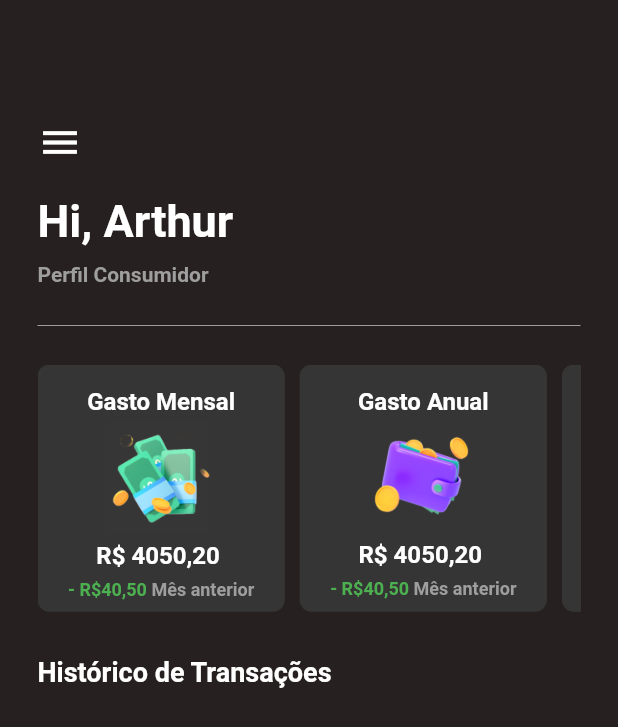
After one commit to JonhMatheus/app-finance, a Flutter app: the screen it shows after launch, after a tap on "Acessar", on a phone screen of 412 x 824 dp. The commit adds this screen. Shown: the top 727 px of the screen. Run offline on Flutter 3.47's test engine with Material 2 defaults, Android fonts, the phone set to English and light mode, and no system bars; our stand-ins replace flutter_modular, webview_flutter.

Commit message:
cria header e gastos

```diff
--- a/lib/modules/autenticacao/autenticao_page.dart
+++ b/lib/modules/autenticacao/autenticao_page.dart
@@ -1,3 +1,4 @@
+import 'package:app_finance/modules/home/home_page.dart';
 import 'package:app_finance/shared/themes.dart';
 import 'package:flutter/material.dart';
 import 'package:flutter_modular/flutter_modular.dart';
@@ -127,7 +128,12 @@ class _AutenticacaoPageState extends State<AutenticacaoPage> {
   Widget _buildAcessar() {
     return Column(
       children: [
-        Container(
+        GestureDetector(
+          onTap: () => Navigator.push(
+            context,
+            MaterialPageRoute(builder: (context) => const HomePage()),
+          ),
+          child: Container(
             padding: const EdgeInsets.all(18),
             width: MediaQuery.of(context).size.width,
             decoration: BoxDecoration(
@@ -141,6 +147,7 @@ class _AutenticacaoPageState extends State<AutenticacaoPage> {
                 fontSize: 16,
                 fontWeight: FontWeight.w600,
                 color: Colors.white,
+              ),
             ),
           ),
         ),
--- /dev/null
+++ b/lib/modules/home/home_page.dart
@@ -0,0 +1,155 @@
+import 'package:app_finance/shared/themes.dart';
+import 'package:flutter/material.dart';
+
+class HomePage extends StatefulWidget {
+  const HomePage({Key? key}) : super(key: key);
+
+  @override
+  State<HomePage> createState() => _HomePageState();
+}
+
+class _HomePageState extends State<HomePage> {
+  @override
+  Widget build(BuildContext context) {
+    return Scaffold(
+      backgroundColor: Themes.corCinzaBase,
+      body: Padding(
+        padding: const EdgeInsets.fromLTRB(25, 80, 25, 15),
+        child: Column(
+            crossAxisAlignment: CrossAxisAlignment.start,
+            mainAxisAlignment: MainAxisAlignment.start,
+            children: [
+              _buildHeader(),
+              const SizedBox(height: 25),
+              const Divider(height: 2, color: Themes.corBrancoClaro),
+              const SizedBox(height: 25),
+              SingleChildScrollView(
+                  scrollDirection: Axis.horizontal,
+                  child: Row(children: [
+                    _buildGastos('Gasto Mensal', 'assets/icons/grana.png', 1.8),
+                    _buildGastos('Gasto Anual', 'assets/icons/wallet.png', 3.1),
+                    _buildGastos('Gasto p/dia', 'assets/icons/wallet.png', 3.1),
+                  ])),
+              const SizedBox(height: 30),
+              _buildHistorico()
+            ]),
+      ),
+    );
+  }
+
+  Column _buildHeader() {
+    return Column(
+      crossAxisAlignment: CrossAxisAlignment.start,
+      children: const [
+        Icon(
+          Icons.menu,
+          color: Colors.white,
+          size: 30,
+        ),
+        SizedBox(
+          height: 20,
+        ),
+        Text(
+          'Hi, Arthur',
+          style: TextStyle(
+              fontSize: 30, fontWeight: FontWeight.bold, color: Colors.white),
+        ),
+        SizedBox(
+          height: 10,
+        ),
+        Text(
+          'Perfil Consumidor',
+          style: TextStyle(
+              fontSize: 14,
+              fontWeight: FontWeight.bold,
+              color: Themes.corBrancoClaro),
+        ),
+      ],
+    );
+  }
+
+  Padding _buildGastos(String tipo, String assetImage, double scale) {
+    return Padding(
+      padding: const EdgeInsets.only(right: 10),
+      child: Container(
+        padding: const EdgeInsets.only(top: 15),
+        width: MediaQuery.of(context).size.width * 0.4,
+        height: MediaQuery.of(context).size.height * 0.2,
+        decoration: BoxDecoration(
+          borderRadius: BorderRadius.circular(8),
+          color: Themes.corCinzaGastos,
+        ),
+        child: Column(
+          crossAxisAlignment: CrossAxisAlignment.center,
+          children: [
+            Text(
+              tipo,
+              style: const TextStyle(
+                color: Colors.white,
+                fontWeight: FontWeight.bold,
+                fontSize: 16,
+              ),
+            ),
+            Image.asset(
+              assetImage,
+              scale: scale,
+            ),
+            const SizedBox(
+              height: 3,
+            ),
+            const Text(
+              'R\$ 4050,20 ',
+              style: TextStyle(
+                color: Colors.white,
+                fontWeight: FontWeight.bold,
+                fontSize: 16,
+              ),
+            ),
+            const SizedBox(
+              height: 6,
+            ),
+            Row(
+              mainAxisAlignment: MainAxisAlignment.center,
+              children: const [
+                Text(
+                  '- R\$40,50 ',
+                  style: TextStyle(
+                      color: Colors.green,
+                      fontWeight: FontWeight.bold,
+                      fontSize: 12),
+                ),
+                Text(
+                  'Mês anterior',
+                  style: TextStyle(
+                      color: Themes.corBrancoClaro,
+                      fontWeight: FontWeight.bold,
+                      fontSize: 12),
+                ),
+              ],
+            ),
+          ],
+        ),
+      ),
+    );
+  }
+
+  Widget _buildHistorico() {
+    return Column(
+      crossAxisAlignment: CrossAxisAlignment.start,
+      children: [
+        const Text('Histórico de Transações',
+            style: TextStyle(
+              color: Colors.white,
+              fontSize: 18,
+              fontWeight: FontWeight.bold,
+            )),
+        const SizedBox(
+          height: 20,
+        ),
+        Row(
+          children: const [],
+        )
+      ],
+    );
+  }
+}
--- a/lib/shared/themes.dart
+++ b/lib/shared/themes.dart
@@ -1,9 +1,9 @@
-import 'package:flutter/cupertino.dart';
-
 import 'package:flutter/material.dart';
 
 class Themes {
   static const corCinzaBase = Color(0xff272020);
   static const corVerdeEscuro = Color(0xff26C88E);
   static const corVerdeClaro = Color(0xff18E99E);
+  static const corCinzaGastos = Color(0xff363535);
+  static const corBrancoClaro = Color.fromARGB(255, 158, 158, 158);
 }
--- a/pubspec.yaml
+++ b/pubspec.yaml
@@ -27,6 +27,8 @@ flutter:
 
   assets:
   - assets/icons/logo.png
+  - assets/icons/grana.png
+  - assets/icons/wallet.png
 
 
 
```
Also changed, not shown: lib/shared/widgets/input_widget.dart (deleted, +0 -128 lines), assets/icons/grana.png (added), assets/icons/wallet.png (added), 1 other file. Lines whose indentation alone changed are shown as unchanged.
